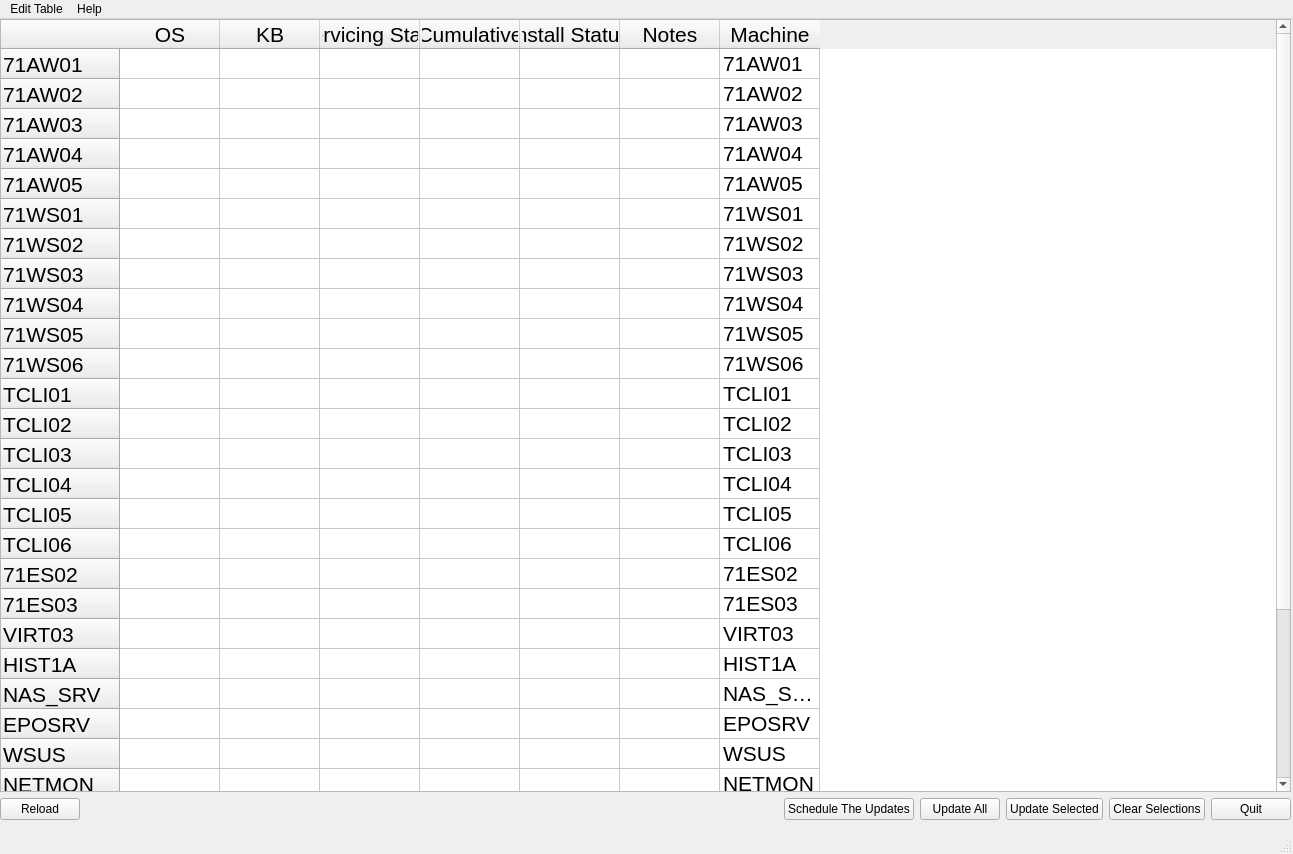
Qt form WindowsSecurityUpdateMainWindow.ui (bassogio/WindowsSecurityUpdateGUI) before a commit.
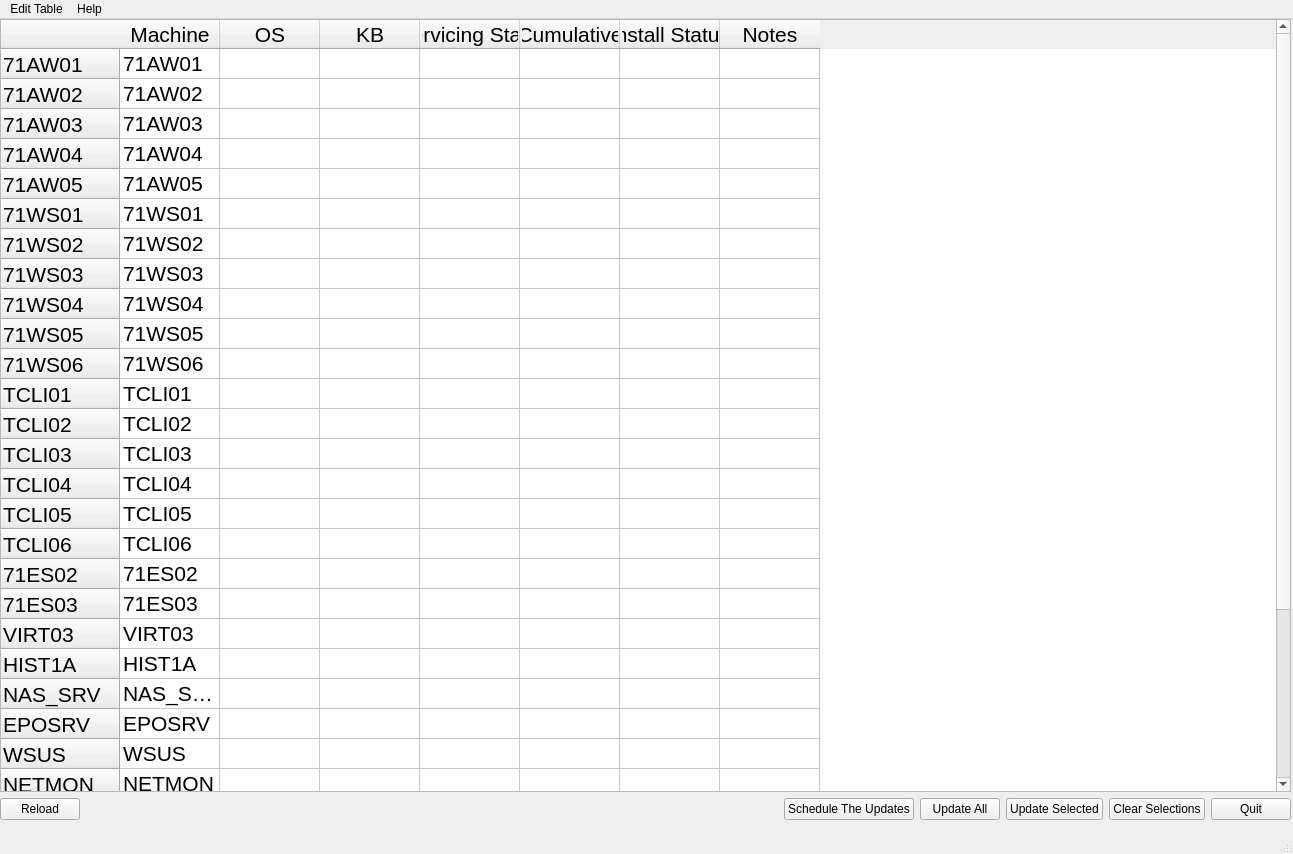
The same form after that commit.

```diff
--- a/WindowsSecurityUpdateMainWindow.ui
+++ b/WindowsSecurityUpdateMainWindow.ui
@@ -221,6 +221,11 @@
          <string>SECNDC</string>
         </property>
        </row>
+       <column>
+        <property name="text">
+         <string>Machine</string>
+        </property>
+       </column>
        <column>
         <property name="text">
          <string>OS</string>
@@ -251,162 +256,157 @@
          <string>Notes</string>
         </property>
        </column>
-       <column>
-        <property name="text">
-         <string>Machine</string>
-        </property>
-       </column>
-       <item row="0" column="6">
+       <item row="0" column="0">
         <property name="text">
          <string>71AW01</string>
         </property>
        </item>
-       <item row="1" column="6">
+       <item row="1" column="0">
         <property name="text">
          <string>71AW02</string>
         </property>
        </item>
-       <item row="2" column="6">
+       <item row="2" column="0">
         <property name="text">
          <string>71AW03</string>
         </property>
        </item>
-       <item row="3" column="6">
+       <item row="3" column="0">
         <property name="text">
          <string>71AW04</string>
         </property>
        </item>
-       <item row="4" column="6">
+       <item row="4" column="0">
         <property name="text">
          <string>71AW05</string>
         </property>
        </item>
-       <item row="5" column="6">
+       <item row="5" column="0">
         <property name="text">
          <string>71WS01</string>
         </property>
        </item>
-       <item row="6" column="6">
+       <item row="6" column="0">
         <property name="text">
          <string>71WS02</string>
         </property>
        </item>
-       <item row="7" column="6">
+       <item row="7" column="0">
         <property name="text">
          <string>71WS03</string>
         </property>
        </item>
-       <item row="8" column="6">
+       <item row="8" column="0">
         <property name="text">
          <string>71WS04</string>
         </property>
        </item>
-       <item row="9" column="6">
+       <item row="9" column="0">
         <property name="text">
          <string>71WS05</string>
         </property>
        </item>
-       <item row="10" column="6">
+       <item row="10" column="0">
         <property name="text">
          <string>71WS06</string>
         </property>
        </item>
-       <item row="11" column="6">
+       <item row="11" column="0">
         <property name="text">
          <string>TCLI01</string>
         </property>
        </item>
-       <item row="12" column="6">
+       <item row="12" column="0">
         <property name="text">
          <string>TCLI02</string>
         </property>
        </item>
-       <item row="13" column="6">
+       <item row="13" column="0">
         <property name="text">
          <string>TCLI03</string>
         </property>
        </item>
-       <item row="14" column="6">
+       <item row="14" column="0">
         <property name="text">
          <string>TCLI04</string>
         </property>
        </item>
-       <item row="15" column="6">
+       <item row="15" column="0">
         <property name="text">
          <string>TCLI05</string>
         </property>
        </item>
-       <item row="16" column="6">
+       <item row="16" column="0">
         <property name="text">
          <string>TCLI06</string>
         </property>
        </item>
-       <item row="17" column="6">
+       <item row="17" column="0">
         <property name="text">
          <string>71ES02</string>
         </property>
        </item>
-       <item row="18" column="6">
+       <item row="18" column="0">
         <property name="text">
          <string>71ES03</string>
         </property>
        </item>
-       <item row="19" column="6">
+       <item row="19" column="0">
         <property name="text">
          <string>VIRT03</string>
         </property>
        </item>
-       <item row="20" column="6">
+       <item row="20" column="0">
         <property name="text">
          <string>HIST1A</string>
         </property>
        </item>
-       <item row="21" column="6">
+       <item row="21" column="0">
         <property name="text">
          <string>NAS_SRV</string>
         </property>
        </item>
-       <item row="22" column="6">
+       <item row="22" column="0">
         <property name="text">
          <string>EPOSRV</string>
         </property>
        </item>
-       <item row="23" column="6">
+       <item row="23" column="0">
         <property name="text">
          <string>WSUS</string>
         </property>
        </item>
-       <item row="24" column="6">
+       <item row="24" column="0">
         <property name="text">
          <string>NETMON</string>
         </property>
        </item>
-       <item row="25" column="6">
+       <item row="25" column="0">
         <property name="text">
          <string>PI_MAG</string>
         </property>
        </item>
-       <item row="26" column="6">
+       <item row="26" column="0">
         <property name="text">
          <string>PIMAG_IN</string>
         </property>
        </item>
-       <item row="27" column="6">
+       <item row="27" column="0">
         <property name="text">
          <string>SYSADV</string>
         </property>
        </item>
-       <item row="28" column="6">
+       <item row="28" column="0">
         <property name="text">
          <string>AUTOSAVE</string>
         </property>
        </item>
-       <item row="29" column="6">
+       <item row="29" column="0">
         <property name="text">
          <string>PRIMDC</string>
         </property>
        </item>
-       <item row="30" column="6">
+       <item row="30" column="0">
         <property name="text">
          <string>SECNDC</string>
         </property>
```
Left out of the diff: 26 changed lines with no effect on the pictures.
